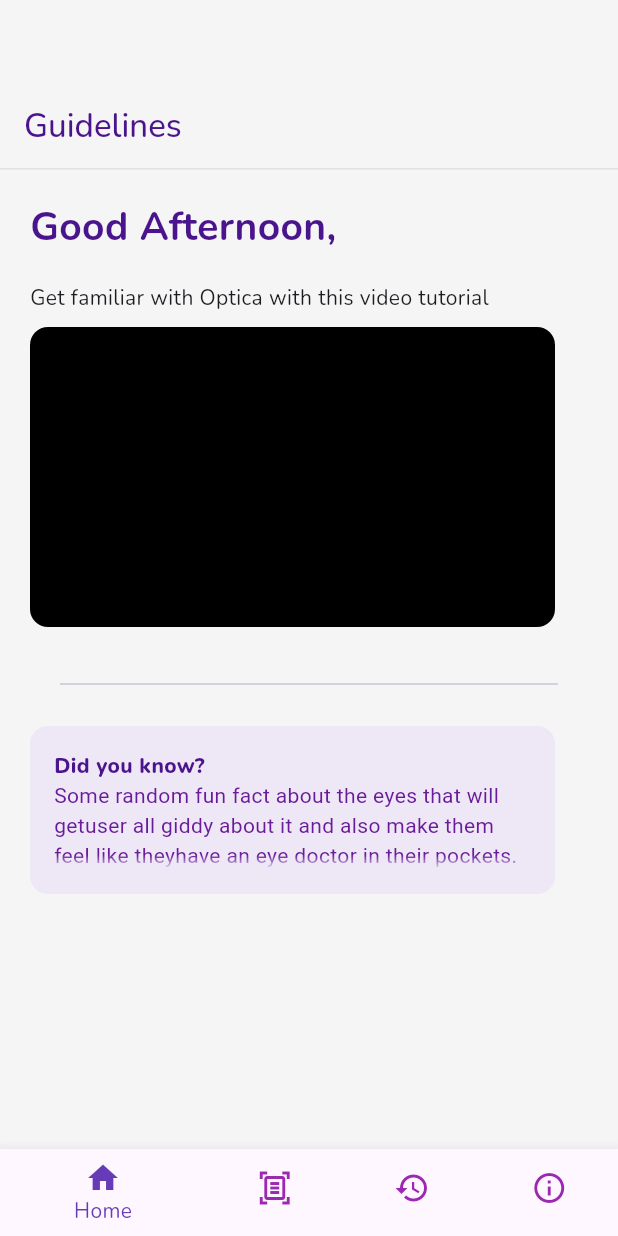
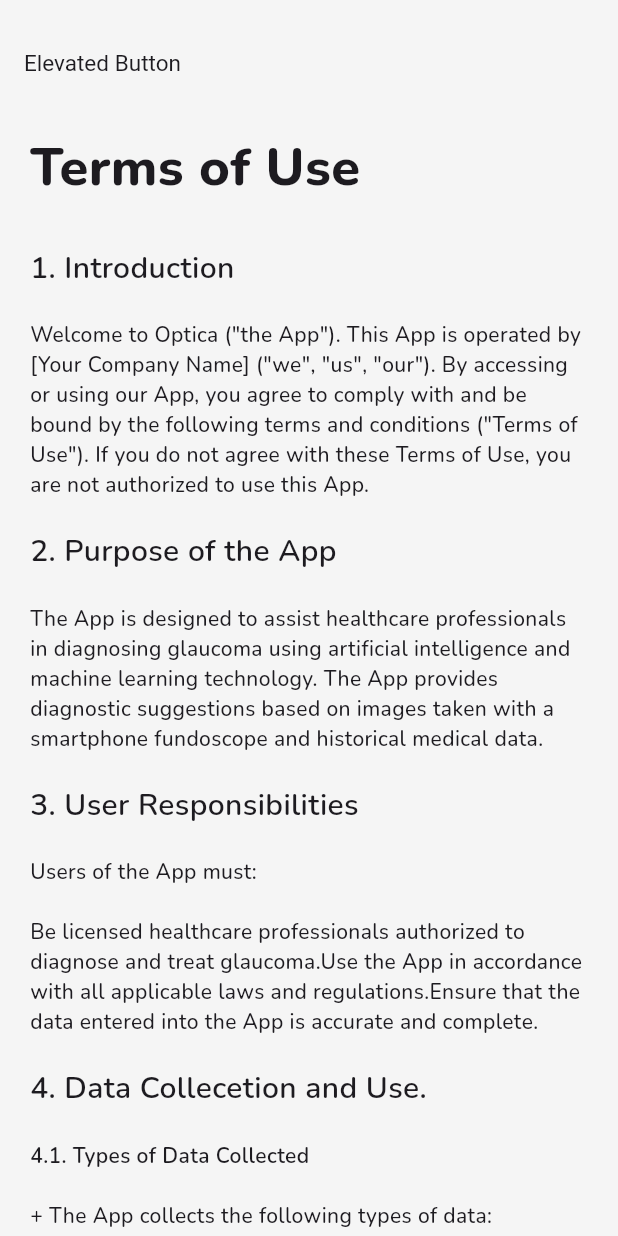
Before and after one commit to Optica-AI/flutter, a Flutter app: the screen it shows after launch, on a phone screen of 412 x 824 dp. Run offline on Flutter 3.47's test engine with Material 3 defaults, Android fonts, the phone set to English and light mode, and no system bars; our stand-ins replace camera, google_fonts; Roboto replaces fonts that are missing (GoogleFonts.roboto().fontFamily).

Commit message:
Terms of Use Aggreement

```diff
--- a/lib/main.dart
+++ b/lib/main.dart
@@ -1,7 +1,10 @@
 import 'package:flutter/material.dart';
+import 'package:optica_app/src/screens/about.dart';
 import 'package:optica_app/src/screens/history.dart';
+import 'package:optica_app/src/screens/legal_agreement.dart';
 import 'package:optica_app/src/screens/splash.dart';
 import 'package:optica_app/src/screens/tcs.dart';
+import 'package:optica_app/src/widgets/back_button.dart';
 import 'package:optica_app/src/widgets/navbar.dart';
 import 'package:google_fonts/google_fonts.dart';
 
@@ -25,7 +28,7 @@ class MyApp extends StatelessWidget{
           color: Colors.grey[100],
         ),
       ),
-      home: SplashScreen(),
+      home: LegalAgreement(),
     );
   }
 }
--- a/lib/src/screens/legal_agreement.dart
+++ b/lib/src/screens/legal_agreement.dart
@@ -0,0 +1,169 @@
+import 'package:flutter/material.dart';
+
+class LegalAgreement extends StatelessWidget{
+  @override
+  Widget build(BuildContext context){
+    return Scaffold(
+      appBar: AppBar(
+        title: Column(
+          children: [
+            Text(''),
+            Text(
+              'Elevated Button',
+              style: TextStyle(
+                fontSize: 15.0,
+                fontFamily: 'GoogleFonts.roboto().fontFamily',
+              ),
+            ),
+          ],
+        )
+      ),
+      body: SingleChildScrollView(
+        child: Column(
+          crossAxisAlignment: CrossAxisAlignment.start,
+          children: [
+            Padding(
+              padding: EdgeInsets.only(left: 20.0, top: 30.0, right: 20.0, bottom:8.0),
+              child: Flexible(
+                child: Text(
+                  'Terms of Use',
+                  style: TextStyle(
+                    fontSize: 35.0,
+                    fontWeight: FontWeight.w800,
+                  ),
+                ),
+              )
+            ),
+            Padding(
+              padding: EdgeInsets.all(20.0),
+              child: Text(
+                '1. Introduction',
+                style: TextStyle(
+                  fontSize: 20.0,
+                  fontWeight: FontWeight.w600,
+                ),
+              ),
+            ),
+            Padding(
+              padding: EdgeInsets.only(left: 20.0, top: 0.0, right: 20.0, bottom: 0.0),
+              child: Text(
+                'Welcome to Optica'
+                    ' ("the App"). This App is operated by [Your Company Name] '
+                    '("we", "us", "our"). By accessing or using our App, you agree '
+                    'to comply with and be bound by the following terms and conditions '
+                    '("Terms of Use"). If you do not agree with these Terms of Use, '
+                    'you are not authorized to use this App.',
+                style: TextStyle(
+                  fontSize: 14.0,
+                  fontWeight: FontWeight.w500,
+                ),
+              ),
+            ),
+            Padding(
+              padding: EdgeInsets.all(20.0),
+              child: Text(
+                '2. Purpose of the App',
+                style: TextStyle(
+                  fontSize: 20.0,
+                  fontWeight: FontWeight.w600,
+                ),
+              ),
+            ),
+            Padding(
+              padding: EdgeInsets.only(left: 20.0, top: 0.0, right: 20.0, bottom: 0.0),
+              child: Text(
+                'The App is designed to assist healthcare professionals in diagnosing '
+                    'glaucoma using artificial intelligence and machine learning technology. '
+                    'The App provides diagnostic suggestions based on images '
+                    'taken with a smartphone fundoscope and historical medical data.',
+                style: TextStyle(
+                  fontSize: 14.0,
+                  fontWeight: FontWeight.w500,
+                ),
+              ),
+            ),
+            Padding(
+              padding: EdgeInsets.all(20.0),
+              child: Text(
+                '3. User Responsibilities',
+                style: TextStyle(
+                  fontSize: 20.0,
+                  fontWeight: FontWeight.w600,
+                ),
+              ),
+            ),
+            Padding(
+              padding: EdgeInsets.only(left: 20.0, top: 0.0, right: 20.0, bottom: 0.0),
+              child: Text(
+                'Users of the App must: '
+                    '\n\nBe licensed healthcare professionals authorized to diagnose and treat glaucoma.'
+                    'Use the App in accordance with all applicable laws and regulations.'
+                    'Ensure that the data entered into the App is accurate and complete.',
+                style: TextStyle(
+                  fontSize: 14.0,
+                  fontWeight: FontWeight.w500,
+                ),
+              ),
+            ),
+            Padding(
+              padding: EdgeInsets.all(20.0),
+              child: Text(
+                '4. Data Collecetion and Use.',
+                style: TextStyle(
+                  fontSize: 20.0,
+                  fontWeight: FontWeight.w600,
+                ),
+              ),
+            ),
+            Padding(
+              padding: EdgeInsets.only(left: 20.0, top: 0.0, right: 20.0, bottom: 0.0),
+              child: Text(
+                '4.1. Types of Data Collected',
+                style: TextStyle(
+                  fontSize: 14.0,
+                  fontWeight: FontWeight.w600,
+                ),
+              ),
+            ),
+            Padding(
+              padding: EdgeInsets.only(left: 20.0, top: 0.0, right: 20.0, bottom: 0.0),
+              child: Text(
+                '\n+ The App collects the following types of data:'
+              '\n+ Patient diagnostic results related to glaucoma.'
+              '\n+ Historical medical data, especially related to eye health.'
+              '\n+ User interaction data with the App for performance and improvement purposes.',
+                style: TextStyle(
+                  fontSize: 14.0,
+                  fontWeight: FontWeight.w500,
+                ),
+              ),
+            ),
+            Padding(
+              padding: EdgeInsets.only(left: 20.0, top: 0.0, right: 20.0, bottom: 0.0),
+              child: Text(
+                '\n4.2. Use of Collected Data',
+                style: TextStyle(
+                  fontSize: 14.0,
+                  fontWeight: FontWeight.w600,
+                ),
+              ),
+            ),
+            Padding(
+              padding: EdgeInsets.only(left: 20.0, top: 0.0, right: 20.0, bottom: 0.0),
+              child: Text(
+                '\n+ Collected data is used for the following purposes:'
+              '\n+ Providing accurate diagnostic suggestions.'
+                '\n+ Improving the accuracy and performance of our AI/ML models.'
+                '\n+ Conducting research and analysis to enhance healthcare outcomes.',
+                style: TextStyle(
+                  fontSize: 14.0,
+                  fontWeight: FontWeight.w500,
+                ),
+              ),
+            ),
+          ],
+        ),
+      ),
+    );
+  }
+}
```
Also changed, not shown: lib/src/screens/about.dart (added, +56 -0 lines), lib/src/screens/tcs.dart (+15 -1 lines), lib/src/widgets/back_button.dart (added, +20 -0 lines), lib/src/screens/About.dart (deleted).
